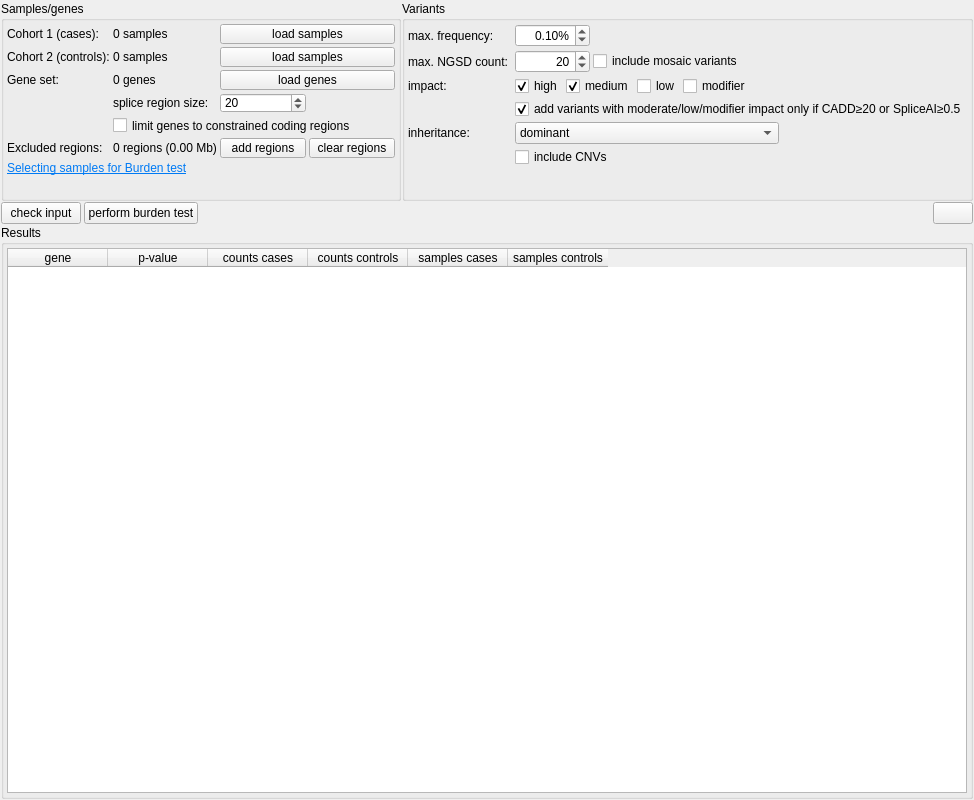
This is src/GSvar/BurdenTestWidget.ui in imgag/ngs-bits as Qt 5 draws it before an edit. The edited form follows.
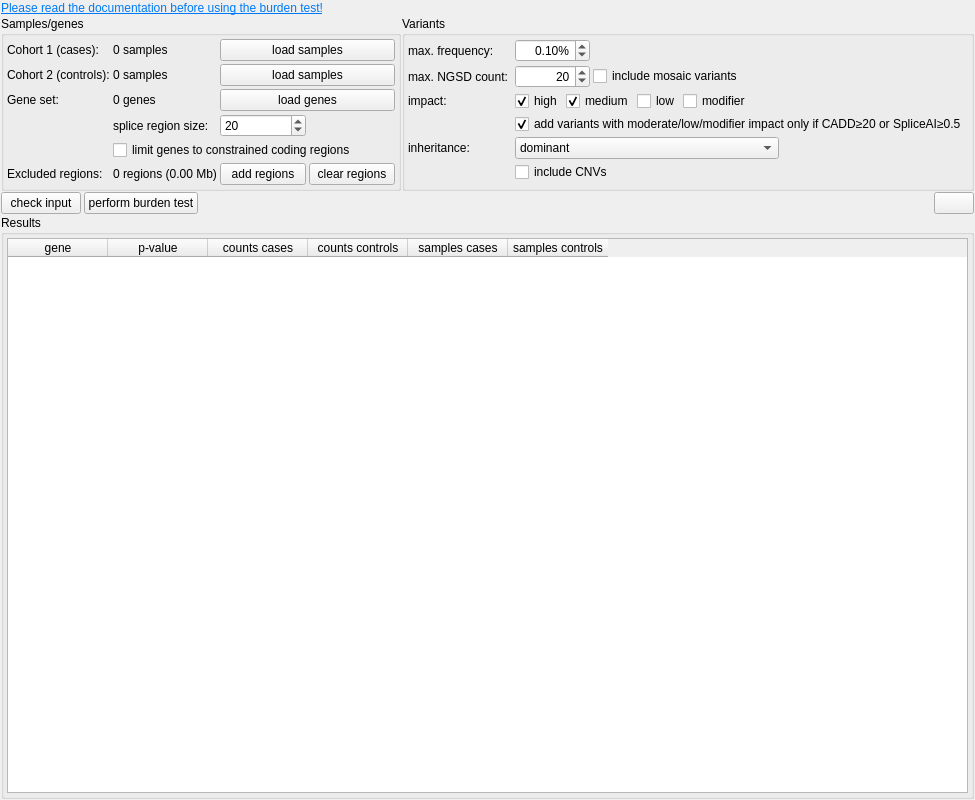
This is the edited form. Icons and pictures are not drawn.

Commit message: GSvar: improved burden test documentation.

```diff
--- a/src/GSvar/BurdenTestWidget.ui
+++ b/src/GSvar/BurdenTestWidget.ui
@@ -6,14 +6,14 @@
    <rect>
     <x>0</x>
     <y>0</y>
-    <width>931</width>
+    <width>975</width>
     <height>800</height>
    </rect>
   </property>
   <property name="windowTitle">
    <string>Form</string>
   </property>
-  <layout class="QGridLayout" name="gridLayout">
+  <layout class="QGridLayout" name="gridLayout" rowstretch="0,0,0,0,0,0,0,1">
    <property name="leftMargin">
     <number>1</number>
    </property>
@@ -29,7 +29,83 @@
    <property name="spacing">
     <number>1</number>
    </property>
-   <item row="5" column="1" colspan="2">
+   <item row="7" column="1" colspan="2">
+    <widget class="QGroupBox" name="groupBox_3">
+     <property name="sizePolicy">
+      <sizepolicy hsizetype="Preferred" vsizetype="Expanding">
+       <horstretch>0</horstretch>
+       <verstretch>0</verstretch>
+      </sizepolicy>
+     </property>
+     <property name="title">
+      <string>Results</string>
+     </property>
+     <layout class="QGridLayout" name="gridLayout_4">
+      <property name="leftMargin">
+       <number>3</number>
+      </property>
+      <property name="topMargin">
+       <number>3</number>
+      </property>
+      <property name="rightMargin">
+       <number>3</number>
+      </property>
+      <property name="bottomMargin">
+       <number>3</number>
+      </property>
+      <property name="spacing">
+       <number>3</number>
+      </property>
+      <item row="0" column="0" rowspan="2">
+       <widget class="QTableWidget" name="tw_gene_table">
+        <property name="sizePolicy">
+         <sizepolicy hsizetype="Expanding" vsizetype="Expanding">
+          <horstretch>0</horstretch>
+          <verstretch>0</verstretch>
+         </sizepolicy>
+        </property>
+        <property name="minimumSize">
+         <size>
+          <width>0</width>
+          <height>250</height>
+         </size>
+        </property>
+        <column>
+         <property name="text">
+          <string>gene</string>
+         </property>
+        </column>
+        <column>
+         <property name="text">
+          <string>p-value</string>
+         </property>
+        </column>
+        <column>
+         <property name="text">
+          <string>counts cases</string>
+         </property>
+        </column>
+        <column>
+         <property name="text">
+          <string>counts controls</string>
+         </property>
+        </column>
+        <column>
+         <property name="text">
+          <string>samples cases</string>
+         </property>
+        </column>
+        <column>
+         <property name="text">
+          <string>samples controls</string>
+         </property>
+        </column>
+       </widget>
+      </item>
+     </layout>
+    </widget>
+   </item>
+   <item row="6" column="1" colspan="2">
     <layout class="QHBoxLayout" name="horizontalLayout_7">
      <property name="spacing">
       <number>3</number>
@@ -51,10 +127,10 @@
      <item>
       <spacer name="horizontalSpacer_4">
        <property name="orientation">
-        <enum>Qt::Horizontal</enum>
+        <enum>Qt::Orientation::Horizontal</enum>
        </property>
        <property name="sizeType">
-        <enum>QSizePolicy::Expanding</enum>
+        <enum>QSizePolicy::Policy::Expanding</enum>
        </property>
        <property name="sizeHint" stdset="0">
         <size>
@@ -77,7 +153,210 @@
      </item>
     </layout>
    </item>
-   <item row="0" column="2">
+   <item row="1" column="1">
+    <widget class="QGroupBox" name="groupBox">
+     <property name="sizePolicy">
+      <sizepolicy hsizetype="Preferred" vsizetype="MinimumExpanding">
+       <horstretch>0</horstretch>
+       <verstretch>0</verstretch>
+      </sizepolicy>
+     </property>
+     <property name="minimumSize">
+      <size>
+       <width>400</width>
+       <height>0</height>
+      </size>
+     </property>
+     <property name="maximumSize">
+      <size>
+       <width>16777215</width>
+       <height>200</height>
+      </size>
+     </property>
+     <property name="font">
+      <font>
+       <bold>false</bold>
+      </font>
+     </property>
+     <property name="title">
+      <string>Samples/genes</string>
+     </property>
+     <property name="alignment">
+      <set>Qt::AlignmentFlag::AlignLeading|Qt::AlignmentFlag::AlignLeft|Qt::AlignmentFlag::AlignTop</set>
+     </property>
+     <layout class="QGridLayout" name="gridLayout_2">
+      <property name="leftMargin">
+       <number>3</number>
+      </property>
+      <property name="topMargin">
+       <number>3</number>
+      </property>
+      <property name="rightMargin">
+       <number>3</number>
+      </property>
+      <property name="bottomMargin">
+       <number>3</number>
+      </property>
+      <property name="spacing">
+       <number>3</number>
+      </property>
+      <item row="8" column="1">
+       <widget class="QLabel" name="l_excluded_regions">
+        <property name="text">
+         <string>0 regions (0.00 Mb)</string>
+        </property>
+       </widget>
+      </item>
+      <item row="4" column="2" colspan="2">
+       <widget class="QPushButton" name="b_load_genes">
+        <property name="text">
+         <string>load genes</string>
+        </property>
+       </widget>
+      </item>
+      <item row="0" column="0">
+       <widget class="QLabel" name="label">
+        <property name="font">
+         <font>
+          <bold>false</bold>
+         </font>
+        </property>
+        <property name="text">
+         <string>Cohort 1 (cases):</string>
+        </property>
+       </widget>
+      </item>
+      <item row="0" column="2" colspan="2">
+       <widget class="QPushButton" name="b_load_samples_cases">
+        <property name="minimumSize">
+         <size>
+          <width>100</width>
+          <height>0</height>
+         </size>
+        </property>
+        <property name="text">
+         <string>load samples</string>
+        </property>
+       </widget>
+      </item>
+      <item row="5" column="2">
+       <widget class="QSpinBox" name="sb_splice_region_size">
+        <property name="maximum">
+         <number>99999999</number>
+        </property>
+        <property name="singleStep">
+         <number>10</number>
+        </property>
+        <property name="value">
+         <number>20</number>
+        </property>
+       </widget>
+      </item>
+      <item row="2" column="1">
+       <widget class="QLabel" name="l_controls">
+        <property name="text">
+         <string>0 samples</string>
+        </property>
+       </widget>
+      </item>
+      <item row="8" column="3">
+       <widget class="QPushButton" name="b_clear_excluded_regions">
+        <property name="text">
+         <string>clear regions</string>
+        </property>
+       </widget>
+      </item>
+      <item row="6" column="1" colspan="3">
+       <widget class="QCheckBox" name="cb_only_ccr">
+        <property name="text">
+         <string>limit genes to constrained coding regions</string>
+        </property>
+       </widget>
+      </item>
+      <item row="5" column="1">
+       <widget class="QLabel" name="label_9">
+        <property name="toolTip">
+         <string>&lt;html&gt;&lt;head/&gt;&lt;body&gt;&lt;p&gt;Number of bases the exon region will be increased&lt;/p&gt;&lt;/body&gt;&lt;/html&gt;</string>
+        </property>
+        <property name="text">
+         <string>splice region size:</string>
+        </property>
+       </widget>
+      </item>
+      <item row="8" column="0">
+       <widget class="QLabel" name="label_8">
+        <property name="text">
+         <string>Excluded regions:</string>
+        </property>
+       </widget>
+      </item>
+      <item row="0" column="1">
+       <widget class="QLabel" name="l_cases">
+        <property name="font">
+         <font>
+          <bold>false</bold>
+         </font>
+        </property>
+        <property name="text">
+         <string>0 samples</string>
+        </property>
+        <property name="textFormat">
+         <enum>Qt::TextFormat::AutoText</enum>
+        </property>
+        <property name="alignment">
+         <set>Qt::AlignmentFlag::AlignLeading|Qt::AlignmentFlag::AlignLeft|Qt::AlignmentFlag::AlignVCenter</set>
+        </property>
+       </widget>
+      </item>
+      <item row="8" column="2">
+       <widget class="QPushButton" name="b_add_excluded_regions">
+        <property name="text">
+         <string>add regions</string>
+        </property>
+       </widget>
+      </item>
+      <item row="2" column="2" colspan="2">
+       <widget class="QPushButton" name="b_load_samples_controls">
+        <property name="text">
+         <string>load samples</string>
+        </property>
+       </widget>
+      </item>
+      <item row="4" column="1">
+       <widget class="QLabel" name="l_gene_count">
+        <property name="text">
+         <string>0 genes</string>
+        </property>
+       </widget>
+      </item>
+      <item row="2" column="0">
+       <widget class="QLabel" name="label_2">
+        <property name="font">
+         <font>
+          <bold>false</bold>
+         </font>
+        </property>
+        <property name="text">
+         <string>Cohort 2 (controls):</string>
+        </property>
+       </widget>
+      </item>
+      <item row="4" column="0">
+       <widget class="QLabel" name="label_3">
+        <property name="font">
+         <font>
+          <bold>false</bold>
+         </font>
+        </property>
+        <property name="text">
+         <string>Gene set:</string>
+        </property>
+       </widget>
+      </item>
+     </layout>
+    </widget>
+   </item>
+   <item row="1" column="2">
     <widget class="QGroupBox" name="groupBox_2">
      <property name="sizePolicy">
       <sizepolicy hsizetype="Preferred" vsizetype="MinimumExpanding">
@@ -110,34 +389,31 @@
       <property name="spacing">
        <number>3</number>
       </property>
-      <item row="4" column="3">
-       <layout class="QHBoxLayout" name="horizontalLayout_2">
+      <item row="10" column="3">
+       <layout class="QHBoxLayout" name="horizontalLayout_5">
         <item>
-         <widget class="QDoubleSpinBox" name="sb_max_gnomad_af">
-          <property name="minimumSize">
-           <size>
-            <width>75</width>
-            <height>0</height>
-           </size>
-          </property>
-          <property name="alignment">
-           <set>Qt::AlignRight|Qt::AlignTrailing|Qt::AlignVCenter</set>
-          </property>
-          <property name="suffix">
-           <string>%</string>
-          </property>
-          <property name="singleStep">
-           <double>0.100000000000000</double>
-          </property>
-          <property name="value">
-           <double>0.100000000000000</double>
-          </property>
+         <widget class="QComboBox" name="cb_inheritance">
+          <item>
+           <property name="text">
+            <string>dominant</string>
+           </property>
+          </item>
+          <item>
+           <property name="text">
+            <string>dominant (only de-novo variants)</string>
+           </property>
+          </item>
+          <item>
+           <property name="text">
+            <string>recessive (only hom/compund-het variants)</string>
+           </property>
+          </item>
          </widget>
         </item>
         <item>
-         <spacer name="horizontalSpacer_2">
+         <spacer name="horizontalSpacer_5">
           <property name="orientation">
-           <enum>Qt::Horizontal</enum>
+           <enum>Qt::Orientation::Horizontal</enum>
           </property>
           <property name="sizeHint" stdset="0">
            <size>
@@ -149,19 +425,6 @@
         </item>
        </layout>
       </item>
-      <item row="11" column="3">
-       <widget class="QCheckBox" name="cb_include_cnvs">
-        <property name="enabled">
-         <bool>true</bool>
-        </property>
-        <property name="toolTip">
-         <string>&lt;html&gt;&lt;head/&gt;&lt;body&gt;&lt;p&gt;filter criteria:&lt;/p&gt;&lt;p&gt;callset reference correlation ≥ 0.9 (WES) / ≥&lt;span style=&quot; color:#000080;&quot;&gt;0.35&lt;/span&gt; (WGS)&lt;/p&gt;&lt;p&gt;scaled log-liklihood ≥ 15&lt;/p&gt;&lt;p&gt;polymorphism region overlap &amp;lt; 0.95&lt;/p&gt;&lt;p&gt;copy-number = 0&lt;/p&gt;&lt;/body&gt;&lt;/html&gt;</string>
-        </property>
-        <property name="text">
-         <string>include CNVs</string>
-        </property>
-       </widget>
-      </item>
       <item row="5" column="3">
        <layout class="QHBoxLayout" name="horizontalLayout_3">
         <item>
@@ -173,7 +436,7 @@
            </size>
           </property>
           <property name="alignment">
-           <set>Qt::AlignRight|Qt::AlignTrailing|Qt::AlignVCenter</set>
+           <set>Qt::AlignmentFlag::AlignRight|Qt::AlignmentFlag::AlignTrailing|Qt::AlignmentFlag::AlignVCenter</set>
           </property>
           <property name="maximum">
            <number>9999</number>
@@ -196,7 +459,7 @@
         <item>
          <spacer name="horizontalSpacer_8">
           <property name="orientation">
-           <enum>Qt::Horizontal</enum>
+           <enum>Qt::Orientation::Horizontal</enum>
           </property>
           <property name="sizeHint" stdset="0">
            <size>
@@ -208,100 +471,6 @@
         </item>
        </layout>
       </item>
-      <item row="10" column="3">
-       <layout class="QHBoxLayout" name="horizontalLayout_5">
-        <item>
-         <widget class="QComboBox" name="cb_inheritance">
-          <item>
-           <property name="text">
-            <string>dominant</string>
-           </property>
-          </item>
-          <item>
-           <property name="text">
-            <string>dominant (only de-novo variants)</string>
-           </property>
-          </item>
-          <item>
-           <property name="text">
-            <string>recessive (only hom/compund-het variants)</string>
-           </property>
-          </item>
-         </widget>
-        </item>
-        <item>
-         <spacer name="horizontalSpacer_5">
-          <property name="orientation">
-           <enum>Qt::Horizontal</enum>
-          </property>
-          <property name="sizeHint" stdset="0">
-           <size>
-            <width>40</width>
-            <height>20</height>
-           </size>
-          </property>
-         </spacer>
-        </item>
-       </layout>
-      </item>
-      <item row="5" column="1">
-       <widget class="QLabel" name="label_4">
-        <property name="text">
-         <string>max. NGSD count: </string>
-        </property>
-       </widget>
-      </item>
-      <item row="10" column="1">
-       <widget class="QLabel" name="label_6">
-        <property name="enabled">
-         <bool>true</bool>
-        </property>
-        <property name="text">
-         <string>inheritance:</string>
-        </property>
-       </widget>
-      </item>
-      <item row="8" column="3">
-       <layout class="QHBoxLayout" name="horizontalLayout_10">
-        <item>
-         <widget class="QCheckBox" name="cb_predict_patogenic">
-          <property name="text">
-           <string>add variants with moderate/low/modifier impact only if CADD≥20 or SpliceAI≥0.5</string>
-          </property>
-          <property name="checked">
-           <bool>true</bool>
-          </property>
-         </widget>
-        </item>
-        <item>
-         <spacer name="horizontalSpacer">
-          <property name="orientation">
-           <enum>Qt::Horizontal</enum>
-          </property>
-          <property name="sizeHint" stdset="0">
-           <size>
-            <width>40</width>
-            <height>20</height>
-           </size>
-          </property>
-         </spacer>
-        </item>
-       </layout>
-      </item>
-      <item row="4" column="1">
-       <widget class="QLabel" name="label_5">
-        <property name="text">
-         <string>max. frequency: </string>
-        </property>
-       </widget>
-      </item>
-      <item row="7" column="1">
-       <widget class="QLabel" name="label_7">
-        <property name="text">
-         <string>impact:</string>
-        </property>
-       </widget>
-      </item>
       <item row="7" column="3">
        <layout class="QHBoxLayout" name="horizontalLayout_4">
         <item>
@@ -341,7 +510,7 @@
         <item>
          <spacer name="horizontalSpacer_3">
           <property name="orientation">
-           <enum>Qt::Horizontal</enum>
+           <enum>Qt::Orientation::Horizontal</enum>
           </property>
           <property name="sizeHint" stdset="0">
            <size>
@@ -353,336 +522,133 @@
         </item>
        </layout>
       </item>
-      <item row="12" column="3">
-       <spacer name="verticalSpacer_4">
-        <property name="orientation">
-         <enum>Qt::Vertical</enum>
-        </property>
-        <property name="sizeType">
-         <enum>QSizePolicy::MinimumExpanding</enum>
-        </property>
-        <property name="sizeHint" stdset="0">
-         <size>
-          <width>20</width>
-          <height>40</height>
-         </size>
-        </property>
-       </spacer>
-      </item>
-     </layout>
-    </widget>
-   </item>
-   <item row="6" column="1" colspan="2">
-    <widget class="QGroupBox" name="groupBox_3">
-     <property name="sizePolicy">
-      <sizepolicy hsizetype="Preferred" vsizetype="Expanding">
-       <horstretch>0</horstretch>
-       <verstretch>0</verstretch>
-      </sizepolicy>
-     </property>
-     <property name="title">
-      <string>Results</string>
-     </property>
-     <layout class="QGridLayout" name="gridLayout_4">
-      <property name="leftMargin">
-       <number>3</number>
-      </property>
-      <property name="topMargin">
-       <number>3</number>
-      </property>
-      <property name="rightMargin">
-       <number>3</number>
-      </property>
-      <property name="bottomMargin">
-       <number>3</number>
-      </property>
-      <property name="spacing">
-       <number>3</number>
-      </property>
-      <item row="0" column="0" rowspan="2">
-       <widget class="QTableWidget" name="tw_gene_table">
-        <property name="sizePolicy">
-         <sizepolicy hsizetype="Expanding" vsizetype="Expanding">
-          <horstretch>0</horstretch>
-          <verstretch>0</verstretch>
-         </sizepolicy>
-        </property>
+      <item row="4" column="3">
+       <layout class="QHBoxLayout" name="horizontalLayout_2">
+        <item>
+         <widget class="QDoubleSpinBox" name="sb_max_gnomad_af">
         <property name="minimumSize">
          <size>
-          <width>0</width>
-          <height>250</height>
-         </size>
-        </property>
-        <column>
-         <property name="text">
-          <string>gene</string>
-         </property>
-        </column>
-        <column>
-         <property name="text">
-          <string>p-value</string>
-         </property>
-        </column>
-        <column>
-         <property name="text">
-          <string>counts cases</string>
-         </property>
-        </column>
-        <column>
-         <property name="text">
-          <string>counts controls</string>
-         </property>
-        </column>
-        <column>
-         <property name="text">
-          <string>samples cases</string>
-         </property>
-        </column>
-        <column>
-         <property name="text">
-          <string>samples controls</string>
-         </property>
-        </column>
-       </widget>
-      </item>
-     </layout>
-    </widget>
-   </item>
-   <item row="0" column="1">
-    <widget class="QGroupBox" name="groupBox">
-     <property name="sizePolicy">
-      <sizepolicy hsizetype="Preferred" vsizetype="MinimumExpanding">
-       <horstretch>0</horstretch>
-       <verstretch>0</verstretch>
-      </sizepolicy>
-     </property>
-     <property name="minimumSize">
-      <size>
-       <width>400</width>
+            <width>75</width>
        <height>0</height>
       </size>
      </property>
-     <property name="maximumSize">
-      <size>
-       <width>16777215</width>
-       <height>200</height>
-      </size>
-     </property>
-     <property name="font">
-      <font>
-       <weight>50</weight>
-       <bold>false</bold>
-      </font>
-     </property>
-     <property name="title">
-      <string>Samples/genes</string>
-     </property>
      <property name="alignment">
-      <set>Qt::AlignLeading|Qt::AlignLeft|Qt::AlignTop</set>
-     </property>
-     <layout class="QGridLayout" name="gridLayout_2">
-      <property name="leftMargin">
-       <number>3</number>
-      </property>
-      <property name="topMargin">
-       <number>3</number>
-      </property>
-      <property name="rightMargin">
-       <number>3</number>
-      </property>
-      <property name="bottomMargin">
-       <number>3</number>
-      </property>
-      <property name="spacing">
-       <number>3</number>
-      </property>
-      <item row="6" column="1" colspan="3">
-       <widget class="QCheckBox" name="cb_only_ccr">
+           <set>Qt::AlignmentFlag::AlignRight|Qt::AlignmentFlag::AlignTrailing|Qt::AlignmentFlag::AlignVCenter</set>
+          </property>
+          <property name="suffix">
+           <string>%</string>
+          </property>
+          <property name="singleStep">
+           <double>0.100000000000000</double>
+          </property>
+          <property name="value">
+           <double>0.100000000000000</double>
+          </property>
+         </widget>
+        </item>
+        <item>
+         <spacer name="horizontalSpacer_2">
+          <property name="orientation">
+           <enum>Qt::Orientation::Horizontal</enum>
+          </property>
+          <property name="sizeHint" stdset="0">
+           <size>
+            <width>40</width>
+            <height>20</height>
+           </size>
+          </property>
+         </spacer>
+        </item>
+       </layout>
+      </item>
+      <item row="8" column="3">
+       <layout class="QHBoxLayout" name="horizontalLayout_10">
+        <item>
+         <widget class="QCheckBox" name="cb_predict_patogenic">
         <property name="text">
-         <string>limit genes to constrained coding regions</string>
-        </property>
-       </widget>
-      </item>
-      <item row="9" column="0">
-       <spacer name="verticalSpacer_3">
+           <string>add variants with moderate/low/modifier impact only if CADD≥20 or SpliceAI≥0.5</string>
+          </property>
+          <property name="checked">
+           <bool>true</bool>
+          </property>
+         </widget>
+        </item>
+        <item>
+         <spacer name="horizontalSpacer">
         <property name="orientation">
-         <enum>Qt::Vertical</enum>
-        </property>
-        <property name="sizeType">
-         <enum>QSizePolicy::MinimumExpanding</enum>
-        </property>
+           <enum>Qt::Orientation::Horizontal</enum>
+          </property>
         <property name="sizeHint" stdset="0">
          <size>
-          <width>20</width>
-          <height>40</height>
+            <width>40</width>
+            <height>20</height>
          </size>
         </property>
        </spacer>
       </item>
-      <item row="0" column="1">
-       <widget class="QLabel" name="l_cases">
-        <property name="font">
-         <font>
-          <weight>50</weight>
-          <bold>false</bold>
-         </font>
+       </layout>
+      </item>
+      <item row="5" column="1">
+       <widget class="QLabel" name="label_4">
+        <property name="text">
+         <string>max. NGSD count: </string>
         </property>
+       </widget>
+      </item>
+      <item row="10" column="1">
+       <widget class="QLabel" name="label_6">
+        <property name="enabled">
+         <bool>true</bool>
+        </property>
         <property name="text">
-         <string>0 samples</string>
+         <string>inheritance:</string>
         </property>
-        <property name="textFormat">
-         <enum>Qt::AutoText</enum>
+       </widget>
+      </item>
+      <item row="4" column="1">
+       <widget class="QLabel" name="label_5">
+        <property name="text">
+         <string>max. frequency: </string>
         </property>
-        <property name="alignment">
-         <set>Qt::AlignLeading|Qt::AlignLeft|Qt::AlignVCenter</set>
+       </widget>
+      </item>
+      <item row="7" column="1">
+       <widget class="QLabel" name="label_7">
+        <property name="text">
+         <string>impact:</string>
         </property>
        </widget>
       </item>
-      <item row="2" column="0">
-       <widget class="QLabel" name="label_2">
-        <property name="font">
-         <font>
-          <weight>50</weight>
-          <bold>false</bold>
-         </font>
+      <item row="11" column="3">
+       <widget class="QCheckBox" name="cb_include_cnvs">
+        <property name="enabled">
+         <bool>true</bool>
         </property>
+        <property name="toolTip">
+         <string>&lt;html&gt;&lt;head/&gt;&lt;body&gt;&lt;p&gt;filter criteria:&lt;/p&gt;&lt;p&gt;callset reference correlation ≥ 0.9 (WES) / ≥&lt;span style=&quot; color:#000080;&quot;&gt;0.35&lt;/span&gt; (WGS)&lt;/p&gt;&lt;p&gt;scaled log-liklihood ≥ 15&lt;/p&gt;&lt;p&gt;polymorphism region overlap &amp;lt; 0.95&lt;/p&gt;&lt;p&gt;copy-number = 0&lt;/p&gt;&lt;/body&gt;&lt;/html&gt;</string>
+        </property>
         <property name="text">
-         <string>Cohort 2 (controls):</string>
+         <string>include CNVs</string>
         </property>
        </widget>
       </item>
-      <item row="8" column="0" colspan="2">
+     </layout>
+    </widget>
+   </item>
+   <item row="0" column="1" colspan="2">
        <widget class="QLabel" name="l_docu_link">
         <property name="text">
-         <string>&lt;html&gt;&lt;head/&gt;&lt;body&gt;&lt;p&gt;&lt;a href=&quot;https://github.com/imgag/ngs-bits/blob/master/doc/GSvar/burden_test.md&quot;&gt;&lt;span style=&quot; text-decoration: underline; color:#007af4;&quot;&gt;Selecting samples for Burden test&lt;/span&gt;&lt;/a&gt;&lt;/p&gt;&lt;/body&gt;&lt;/html&gt;</string>
+      <string>&lt;html&gt;&lt;head/&gt;&lt;body&gt;&lt;p&gt;&lt;a href=&quot;https://github.com/imgag/ngs-bits/blob/master/doc/GSvar/burden_test.md&quot;&gt;&lt;span style=&quot; text-decoration: underline; color:#007af4;&quot;&gt;Please read the documentation before using the burden test!&lt;/span&gt;&lt;/a&gt;&lt;/p&gt;&lt;/body&gt;&lt;/html&gt;</string>
         </property>
         <property name="textFormat">
-         <enum>Qt::RichText</enum>
+      <enum>Qt::TextFormat::RichText</enum>
         </property>
         <property name="openExternalLinks">
          <bool>true</bool>
         </property>
         <property name="textInteractionFlags">
-         <set>Qt::TextBrowserInteraction</set>
-        </property>
-       </widget>
-      </item>
-      <item row="0" column="0">
-       <widget class="QLabel" name="label">
-        <property name="font">
-         <font>
-          <weight>50</weight>
-          <bold>false</bold>
-         </font>
-        </property>
-        <property name="text">
-         <string>Cohort 1 (cases):</string>
-        </property>
-       </widget>
-      </item>
-      <item row="7" column="0">
-       <widget class="QLabel" name="label_8">
-        <property name="text">
-         <string>Excluded regions:</string>
-        </property>
-       </widget>
-      </item>
-      <item row="4" column="2" colspan="2">
-       <widget class="QPushButton" name="b_load_genes">
-        <property name="text">
-         <string>load genes</string>
-        </property>
-       </widget>
-      </item>
-      <item row="7" column="1">
-       <widget class="QLabel" name="l_excluded_regions">
-        <property name="text">
-         <string>0 regions (0.00 Mb)</string>
-        </property>
-       </widget>
-      </item>
-      <item row="2" column="1">
-       <widget class="QLabel" name="l_controls">
-        <property name="text">
-         <string>0 samples</string>
-        </property>
-       </widget>
-      </item>
-      <item row="0" column="2" colspan="2">
-       <widget class="QPushButton" name="b_load_samples_cases">
-        <property name="minimumSize">
-         <size>
-          <width>100</width>
-          <height>0</height>
-         </size>
-        </property>
-        <property name="text">
-         <string>load samples</string>
-        </property>
-       </widget>
-      </item>
-      <item row="2" column="2" colspan="2">
-       <widget class="QPushButton" name="b_load_samples_controls">
-        <property name="text">
-         <string>load samples</string>
-        </property>
-       </widget>
-      </item>
-      <item row="4" column="0">
-       <widget class="QLabel" name="label_3">
-        <property name="font">
-         <font>
-          <weight>50</weight>
-          <bold>false</bold>
-         </font>
-        </property>
-        <property name="text">
-         <string>Gene set:</string>
-        </property>
-       </widget>
-      </item>
-      <item row="4" column="1">
-       <widget class="QLabel" name="l_gene_count">
-        <property name="text">
-         <string>0 genes</string>
-        </property>
-       </widget>
-      </item>
-      <item row="7" column="2">
-       <widget class="QPushButton" name="b_add_excluded_regions">
-        <property name="text">
-         <string>add regions</string>
-        </property>
-       </widget>
-      </item>
-      <item row="7" column="3">
-       <widget class="QPushButton" name="b_clear_excluded_regions">
-        <property name="text">
-         <string>clear regions</string>
-        </property>
-       </widget>
-      </item>
-      <item row="5" column="1">
-       <widget class="QLabel" name="label_9">
-        <property name="toolTip">
-         <string>&lt;html&gt;&lt;head/&gt;&lt;body&gt;&lt;p&gt;Number of bases the exon region will be increased&lt;/p&gt;&lt;/body&gt;&lt;/html&gt;</string>
-        </property>
-        <property name="text">
-         <string>splice region size:</string>
-        </property>
-       </widget>
-      </item>
-      <item row="5" column="2">
-       <widget class="QSpinBox" name="sb_splice_region_size">
-        <property name="maximum">
-         <number>30</number>
-        </property>
-        <property name="value">
-         <number>20</number>
-        </property>
-       </widget>
-      </item>
-     </layout>
+      <set>Qt::TextInteractionFlag::TextBrowserInteraction</set>
+     </property>
     </widget>
    </item>
   </layout>
```
Lines whose indentation alone changed are shown as unchanged. The commit also changes 1 other file.
